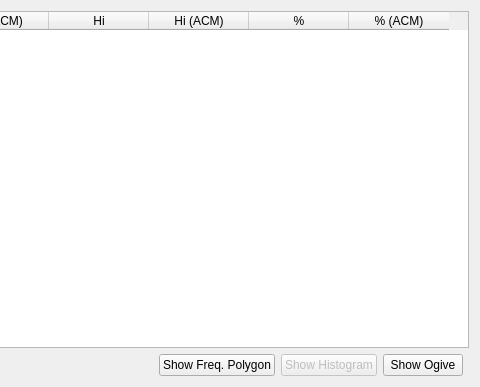
h-nick/SHelper, file ui/classintervalfreqt.ui: the form before one commit; both pictures show x 363 to 843 and y 0 to 387 of the 843 by 387 pixel window.
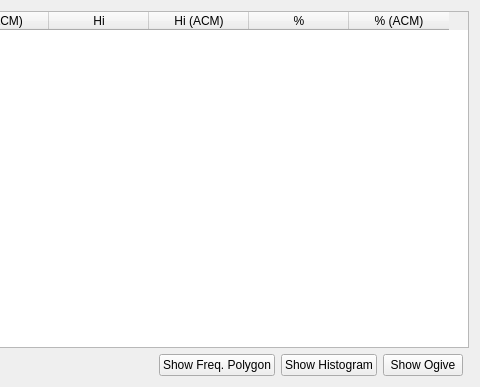
The form after the commit.

```diff
--- a/ui/classintervalfreqt.ui
+++ b/ui/classintervalfreqt.ui
@@ -17,7 +17,7 @@
    <item row="1" column="2">
     <widget class="QPushButton" name="buttonHistogram">
      <property name="enabled">
-      <bool>false</bool>
+      <bool>true</bool>
      </property>
      <property name="text">
       <string>Show Histogram</string>
```
